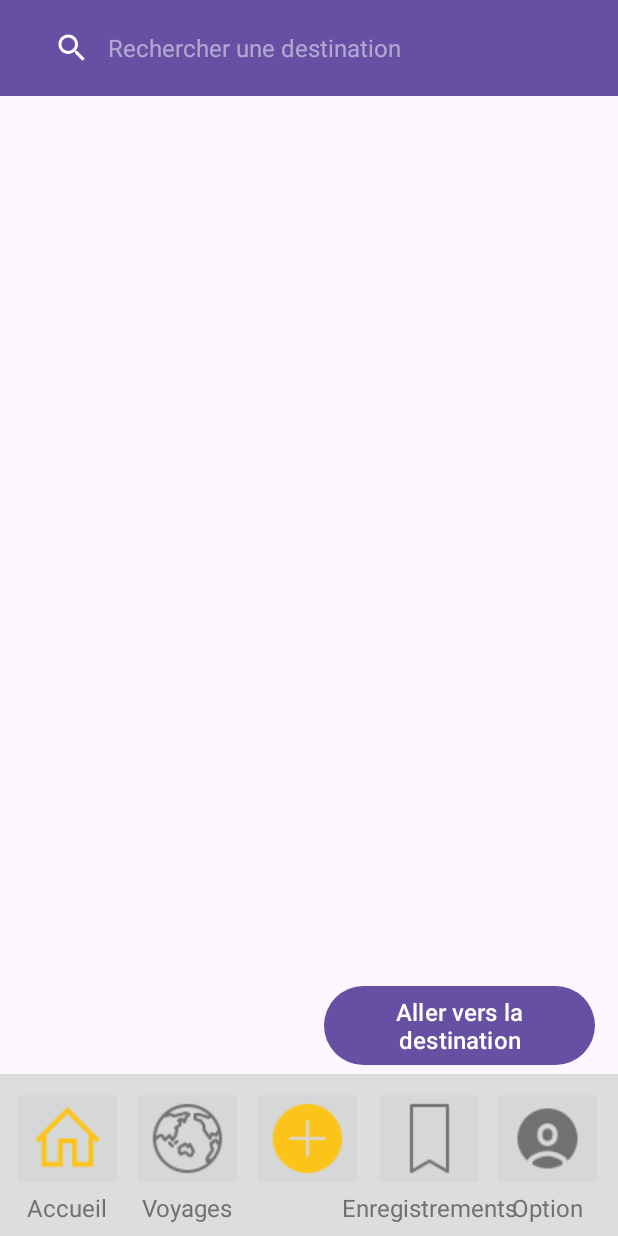
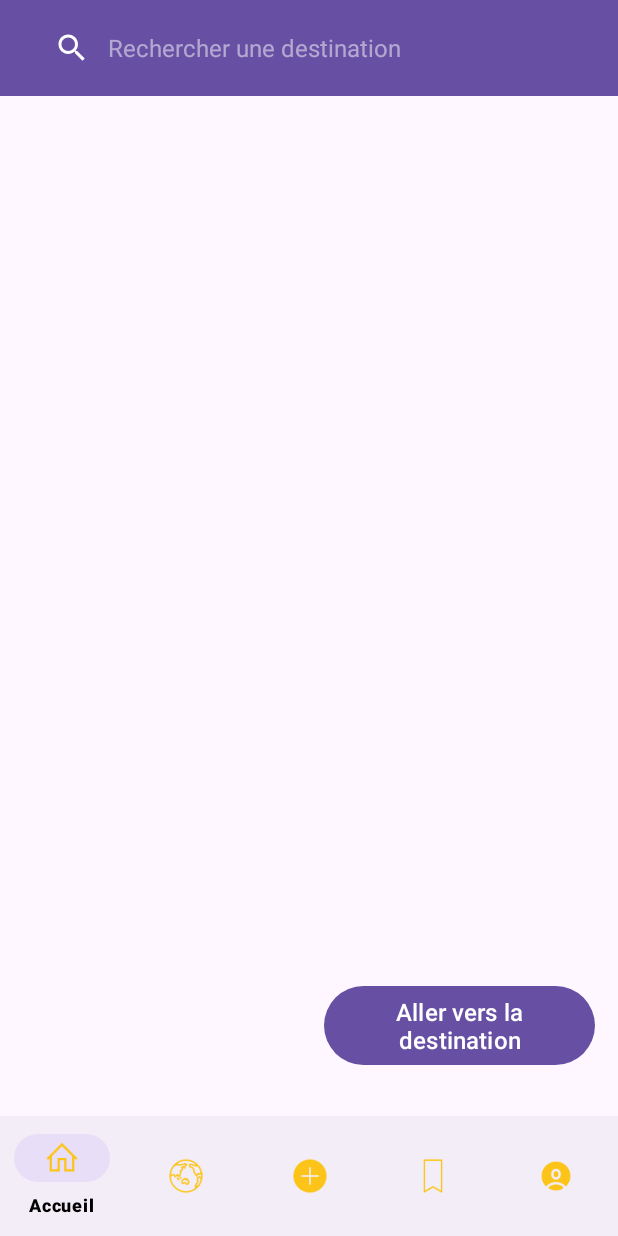
Before and after one commit to Dezguardia/TravelManager, an Android app: the layout activity_main.xml on its own in the app's theme, with its tools: preview values and no code run, on a phone screen of 412 x 824 dp. Run offline under Robolectric (Android 15) with nearby library versions, the phone set to English and light mode, and no system bars.

Commit message:
Nouvelle bottomnavbar sur activity_main.xml

```diff
--- a/app/src/main/java/uqac/dim/travelmanager/MainActivity.java
+++ b/app/src/main/java/uqac/dim/travelmanager/MainActivity.java
@@ -2,41 +2,78 @@ package uqac.dim.travelmanager;
 
 import android.content.Intent;
 import android.os.Bundle;
-import android.view.Menu;
-import android.view.MenuInflater;
 import android.view.View;
 import android.widget.ImageButton;
+import uqac.dim.travelmanager.R;
+
 
 import androidx.appcompat.app.AppCompatActivity;
 import androidx.fragment.app.FragmentManager;
 import androidx.fragment.app.FragmentTransaction;
+import com.google.android.material.bottomnavigation.BottomNavigationView;
 
 public class MainActivity extends AppCompatActivity {
 
-    MenuInflater menuInflater;
     @Override
     protected void onCreate(Bundle savedInstanceState) {
         super.onCreate(savedInstanceState);
         setContentView(R.layout.activity_main);
 
+        // Initialisation de BottomNavigationView
+        BottomNavigationView bottomNavigationView = findViewById(R.id.bottom_navigation);
 
-        FragmentManager fragmentManager = getSupportFragmentManager();
+        // Ajoutez un écouteur de navigation pour gérer les sélections de menu
+        bottomNavigationView.setOnNavigationItemSelectedListener(item -> {
+            int itemId = item.getItemId();
 
-        if (fragmentManager.findFragmentById(R.id.fragment_container) == null) {
+            // Utilisez une déclaration if-else if-else pour gérer les sélections de menu
+            if (itemId == R.id.navigation_home) {
+                // Appellez votre méthode pour charger le fragment de carte
+                loadMapFragment();
+                return true;
+            } else if (itemId == R.id.navigation_travel) {
+                // Gérez l'élément Voyages (par exemple, remplacer par un fragment de voyages)
+                // loadVoyagesFragment();
+                return true;
+            } else if (itemId == R.id.navigation_add) {
+                // Redirige le bouton "Ajouter" vers l'activité CreerVoyageActivity
+                Intent intent = new Intent(MainActivity.this, CreerVoyageActivity.class);
+                startActivity(intent);
+                return true;
+            } else if (itemId == R.id.navigation_favorites) {
+                // Gérez l'élément Enregistrements (par exemple, remplacer par un fragment de favoris)
+                // loadFavoritesFragment();
+                return true;
+            } else if (itemId == R.id.navigation_options) {
+                // Gérez l'élément Options (par exemple, remplacer par un fragment d'options)
+                // loadOptionsFragment();
+                return true;
+            }
 
+            // Si aucun des éléments ne correspond, renvoyez false
+            return false;
+        });
+
+        // Chargez le fragment de carte au démarrage s'il n'y en a pas déjà un
+        if (getSupportFragmentManager().findFragmentById(R.id.fragment_container) == null) {
             loadMapFragment();
         }
-
-        ImageButton imageButtonCreerVoyage = findViewById(R.id.btn_plus);
-        imageButtonCreerVoyage.setOnClickListener(new View.OnClickListener() {
-            @Override
-            public void onClick(View v) {
-                Intent intent = new Intent(MainActivity.this, CreerVoyageActivity.class);
-                startActivity(intent);
-            }
-        });
     }
 
+
+        // Vous avez déjà une écoute d'événement pour le bouton "Ajouter"
+        // Vous pouvez le laisser tel quel ou supprimer le code ci-dessous
+        // si vous utilisez `setOnItemSelectedListener` pour gérer le bouton "Ajouter"
+        // dans le menu de navigation.
+
+        // ImageButton imageButtonCreerVoyage = findViewById(R.id.btn_plus);
+        // imageButtonCreerVoyage.setOnClickListener(v -> {
+        //     Intent intent = new Intent(MainActivity.this, CreerVoyageActivity.class);
+        //     startActivity(intent);
+        // });
+
+
+    // Méthode pour charger le fragment de carte
     private void loadMapFragment() {
         MapFragment mapFragment = new MapFragment();
 
@@ -46,4 +83,7 @@ public class MainActivity extends AppCompatActivity {
 
         transaction.commit();
     }
+
+    // Ajoutez d'autres méthodes comme loadVoyagesFragment(), loadFavoritesFragment(), loadOptionsFragment()
+    // pour gérer le remplacement des fragments en fonction des éléments sélectionnés dans BottomNavigationView
 }
--- a/app/src/main/res/layout/activity_main.xml
+++ b/app/src/main/res/layout/activity_main.xml
@@ -42,105 +42,16 @@
         android:layout_marginEnd="15dp"
         android:layout_marginBottom="110dp"
         android:text="@string/navigateButton" />
-    <RelativeLayout
+
+
+
+    <!-- BottomNavigationView -->
+    <com.google.android.material.bottomnavigation.BottomNavigationView
         android:id="@+id/bottom_navigation"
         android:layout_width="match_parent"
         android:layout_height="wrap_content"
-        android:background="#DDDDDD"
-        android:padding="8dp"
-        android:layout_alignParentBottom="true">
-
-        <LinearLayout
-            android:layout_width="wrap_content"
-            android:layout_height="wrap_content"
-            android:orientation="vertical"
-            android:gravity="center"
-            android:layout_alignParentStart="true">
-
-            <ImageButton
-                android:id="@+id/btn_accueil"
-                android:layout_width="wrap_content"
-                android:layout_height="wrap_content"
-                android:src="@drawable/home"
-                android:text="Accueil"
-                android:layout_alignParentStart="true"/>
-
-            <TextView
-                android:layout_width="wrap_content"
-                android:layout_height="wrap_content"
-                android:text="Accueil"/>
-        </LinearLayout>
-
-        <LinearLayout
-            android:layout_width="wrap_content"
-            android:layout_height="wrap_content"
-            android:orientation="vertical"
-            android:gravity="center"
-            android:layout_marginStart="80dp">
-
-            <ImageButton
-                android:id="@+id/btn_voyages"
-                android:layout_width="wrap_content"
-                android:layout_height="wrap_content"
-                android:src="@drawable/travel"
-                android:layout_alignParentStart="true"/>
-
-            <TextView
-                android:layout_width="wrap_content"
-                android:layout_height="wrap_content"
-                android:text="Voyages"/>
-        </LinearLayout>
-
-
-
-        <ImageButton
-            android:id="@+id/btn_plus"
-            android:layout_width="wrap_content"
-            android:layout_height="wrap_content"
-            android:src="@drawable/add"
-            android:layout_marginStart="160dp"/>
-
-
-
-        <LinearLayout
-            android:layout_width="wrap_content"
-            android:layout_height="wrap_content"
-            android:orientation="vertical"
-            android:gravity="center"
-            android:layout_marginStart="220dp">
-
-            <ImageButton
-                android:id="@+id/btn_enregistrements"
-                android:layout_width="wrap_content"
-                android:layout_height="wrap_content"
-                android:src="@drawable/favourite"
-                android:layout_alignParentStart="true"/>
-
-            <TextView
-                android:layout_width="wrap_content"
-                android:layout_height="wrap_content"
-                android:text="Enregistrements"/>
-        </LinearLayout>
-
-        <LinearLayout
-            android:layout_width="wrap_content"
-            android:layout_height="wrap_content"
-            android:orientation="vertical"
-            android:gravity="center"
-            android:layout_marginStart="320dp">
-
-            <ImageButton
-                android:id="@+id/btn_options"
-                android:layout_width="wrap_content"
-                android:layout_height="wrap_content"
-                android:src="@drawable/user"
-                android:layout_alignParentStart="true"/>
-
-            <TextView
-                android:layout_width="wrap_content"
-                android:layout_height="wrap_content"
-                android:text="Option"/>
-        </LinearLayout>
-
-    </RelativeLayout>
+        android:layout_alignParentBottom="true"
+        app:menu="@menu/bottom_navigation_menu"
+        app:itemTextColor="@color/black"
+        app:itemIconTint="@color/jaune"/>
 </RelativeLayout>
--- /dev/null
+++ b/app/src/main/res/menu/bottom_navigation_menu.xml
@@ -0,0 +1,22 @@
+<menu xmlns:android="http://schemas.android.com/apk/res/android">
+    <item
+        android:id="@+id/navigation_home"
+        android:icon="@drawable/home"
+        android:title="Accueil" />
+    <item
+        android:id="@+id/navigation_travel"
+        android:icon="@drawable/travel"
+        android:title="Voyages" />
+    <item
+        android:id="@+id/navigation_add"
+        android:icon="@drawable/add"
+        android:title="Ajouter" />
+    <item
+        android:id="@+id/navigation_favorites"
+        android:icon="@drawable/favourite"
+        android:title="Enregistrements" />
+    <item
+        android:id="@+id/navigation_options"
+        android:icon="@drawable/user"
+        android:title="Options" />
+</menu>
--- a/app/src/main/res/values/colors.xml
+++ b/app/src/main/res/values/colors.xml
@@ -4,4 +4,5 @@
     <color name="white">#FFFFFFFF</color>
     <color name="yellow">#FFFF00</color>
     <color name="transparent_color">#80FFFFFF</color>
+    <color name="jaune">#fcc418</color>
 </resources>
```
